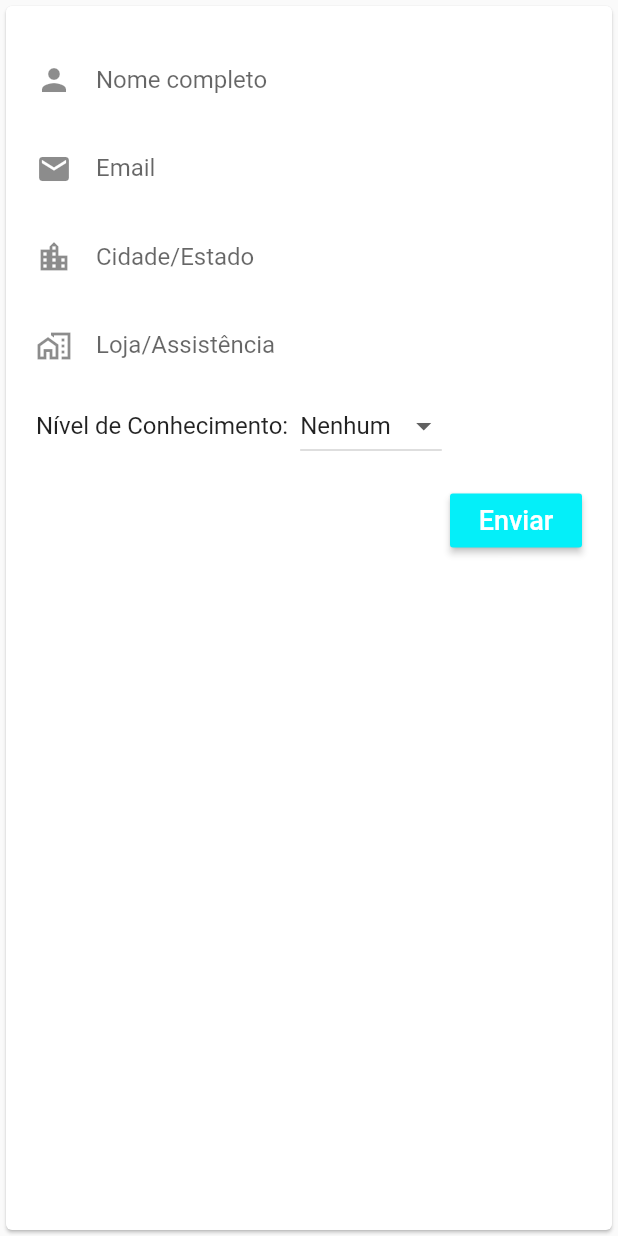
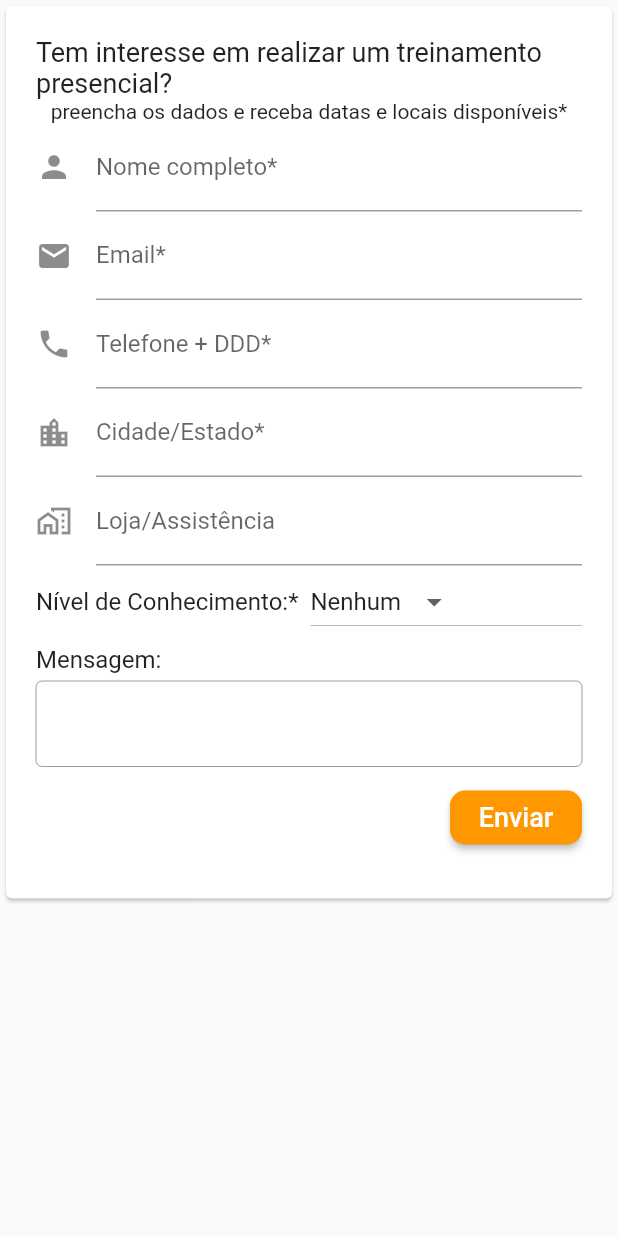
Before and after one commit to juniorsafera/tiagonerd, a Flutter app: the FormTreinamentos widget shown alone on an empty page, opened directly, on a phone screen of 412 x 824 dp. Run offline on Flutter 3.47's test engine with Material 2 defaults, Android fonts, the phone set to English and light mode, and no system bars; missing offline and left inert: mailer.

```diff
--- a/tiagonerd/lib/forms/treinamentos.dart
+++ b/tiagonerd/lib/forms/treinamentos.dart
@@ -15,6 +15,9 @@ final TextEditingController cCidadeEstado = TextEditingController();
 final TextEditingController cLoja = TextEditingController();
 final TextEditingController cNivelConhecimento = TextEditingController();
 
+final String emailApp = "tiagonerdapp@gmail.com";
+final String senhaApp = "107840Tw";
+
 String _opcao1 = "Nenhum";
 
 class _FormTreinamentosState extends State<FormTreinamentos> {
@@ -25,6 +28,7 @@ class _FormTreinamentosState extends State<FormTreinamentos> {
     'Avançado',
   ];
 
+  // ignore: prefer_final_fields
   List<DropdownMenuItem<String>> _menuNivel = menuNivel
       .map(
         (String value) => DropdownMenuItem<String>(
@@ -34,42 +38,63 @@ class _FormTreinamentosState extends State<FormTreinamentos> {
       )
       .toList();
 
+      _enviarDados(
+        String nome,
+        String email,
+        String phone,
+        String cidade,
+        String loja,
+        String nivel,
+        String mensagem){
+
+
+
+      }
+
   @override
   Widget build(BuildContext context) {
     // ignore: avoid_unnecessary_containers
-    return Container(
+    return SingleChildScrollView(
+      child: Container(
         child: Card(
           child: Container(
             margin: EdgeInsets.all(10),
             padding: EdgeInsets.all(10),
             child: Column(
               children: [
+                Text("Tem interesse em realizar um treinamento presencial?",style: TextStyle(
+                  fontSize: 18,
+
+                ),),
+                Text("preencha os dados e receba datas e locais disponíveis*"),
                 TextField(
                   controller: cNome,
                   //onSubmitted: (_) => _submitForm(),
                   keyboardType: TextInputType.text,
                   decoration: const InputDecoration(
-                    border: InputBorder.none,
-                    icon: Icon(Icons.person),
-                    labelText: 'Nome completo'),
+                      icon: Icon(Icons.person), labelText: 'Nome completo*'),
                 ),
                 TextField(
                   controller: cEmail,
                   //onSubmitted: (_) => _submitForm(),
                   keyboardType: TextInputType.emailAddress,
                   decoration: const InputDecoration(
-                    border: InputBorder.none,
-                    icon: Icon(Icons.email),
-                    labelText: 'Email'),
+                      icon: Icon(Icons.email), labelText: 'Email*'),
+                ),
+                TextField(
+                  controller: cEmail,
+                  //onSubmitted: (_) => _submitForm(),
+                  keyboardType: TextInputType.phone,
+                  decoration: const InputDecoration(
+                      icon: Icon(Icons.phone), labelText: 'Telefone + DDD*'),
                 ),
                 TextField(
                   controller: cCidadeEstado,
                   //onSubmitted: (_) => _submitForm(),
                   keyboardType: TextInputType.text,
                   decoration: const InputDecoration(
-                  border: InputBorder.none,
                     icon: Icon(Icons.location_city),
-                  labelText: 'Cidade/Estado',
+                    labelText: 'Cidade/Estado*',
                   ),
                 ),
                 TextField(
@@ -77,7 +102,6 @@ class _FormTreinamentosState extends State<FormTreinamentos> {
                   //onSubmitted: (_) => _submitForm(),
                   keyboardType: TextInputType.text,
                   decoration: const InputDecoration(
-                  border: InputBorder.none,
                     icon: Icon(Icons.home_work_outlined),
                     labelText: 'Loja/Assistência',
                   ),
@@ -88,11 +112,12 @@ class _FormTreinamentosState extends State<FormTreinamentos> {
                     children: [
                       Container(
                           padding: EdgeInsets.only(right: 8),
-                      child: const Text("Nível de Conhecimento:",style:TextStyle(
-                        fontSize: 16
-                      ),)),
+                          child: const Text(
+                            "Nível de Conhecimento:*",
+                            style: TextStyle(fontSize: 16),
+                          )),
                       // ignore: avoid_unnecessary_containers
-                    Container(
+                      Expanded(
                         child: DropdownButton<String>(
                           value: _opcao1,
                           hint: const Text("Selecione"),
@@ -108,14 +133,55 @@ class _FormTreinamentosState extends State<FormTreinamentos> {
                     ],
                   ),
                 ),
+
+                // ignore: avoid_unnecessary_containers
                 Container(
-                padding: EdgeInsets.symmetric(vertical: 15),
+                  child: Column(
+                    crossAxisAlignment: CrossAxisAlignment.start,
+                    // ignore: prefer_const_literals_to_create_immutables
+                    children: [
+                      Container(
+                          padding: EdgeInsets.symmetric(vertical: 5),
+                          child: Text(
+                            "Mensagem:",
+                            style: TextStyle(
+                              fontSize: 16,
+                            ),
+                          )),
+                      Container(
+                        child: Row(
+                          mainAxisAlignment: MainAxisAlignment.end,
+                          // ignore: prefer_const_literals_to_create_immutables
+                          children: [
+                            Expanded(
+                              child: TextField(
+                                maxLines: 3,
+                                decoration: InputDecoration.collapsed(
+                                  hintText: " ",
+                                  border: OutlineInputBorder(
+                                    borderSide: const BorderSide(
+                                        width: 3, color: Colors.blue),
+                                  ),
+                                ),
+                              ),
+                            ),
+                          ],
+                        ),
+                      ),
+                    ],
+                  ),
+                ),
+
+                Container(
+                  padding: EdgeInsets.symmetric(vertical: 10),
                   child: Row(
                     mainAxisAlignment: MainAxisAlignment.end,
                     children: [
                       RaisedButton(
                         textColor: Colors.white,
-                      color: const Color(0xFF04EFF9),
+                        color:   Colors.orange,
+                        shape: RoundedRectangleBorder(
+                            borderRadius: BorderRadius.circular(10)),
                         onPressed: () {},
                         child: const Text(
                           'Enviar',
@@ -131,6 +197,7 @@ class _FormTreinamentosState extends State<FormTreinamentos> {
             ),
           ),
         ),
+      ),
     );
   }
 }
--- /dev/null
+++ b/tiagonerd/lib/others/email.dart
@@ -0,0 +1,3 @@
+
+import 'package:mailer/mailer.dart';
+import 'package:mailer/smtp_server.dart';
--- a/tiagonerd/pubspec.yaml
+++ b/tiagonerd/pubspec.yaml
@@ -35,6 +35,7 @@ dependencies:
   # Use with the CupertinoIcons class for iOS style icons.
   cupertino_icons: ^1.0.2
   url_launcher: ^6.0.18
+  mailer: ^5.1.0
 
 dev_dependencies:
   flutter_test:
```
Also changed, not shown: tiagonerd/pubspec.lock. Lines whose indentation alone changed are shown as unchanged.
